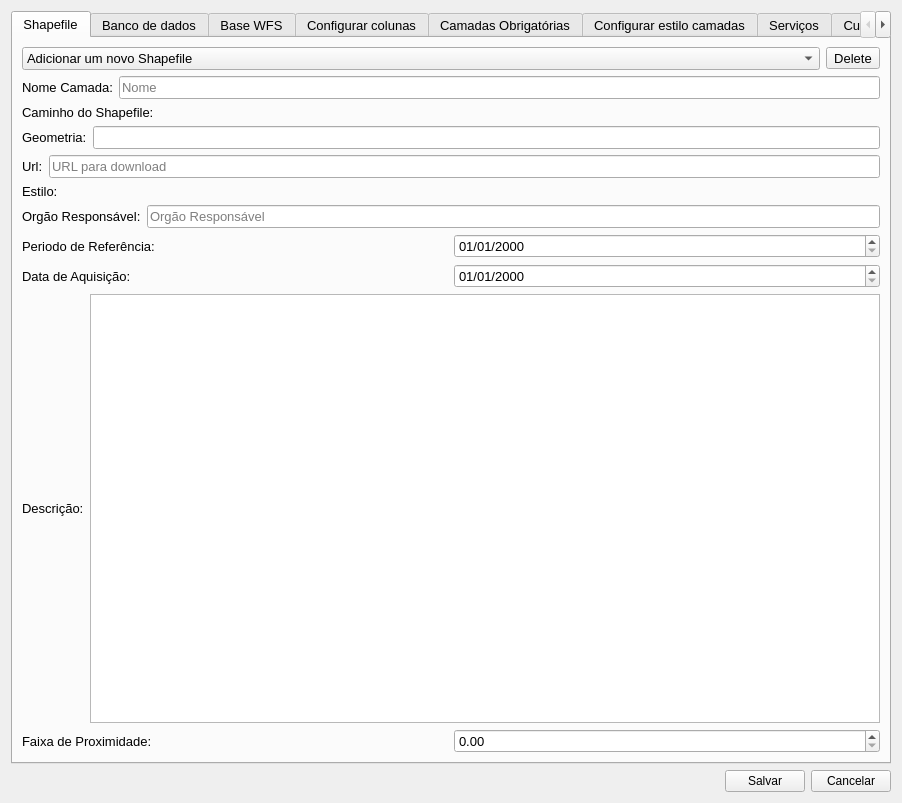
Above: settings/config_window.ui from spuhub/prisma before the change. Below: the same form after it.
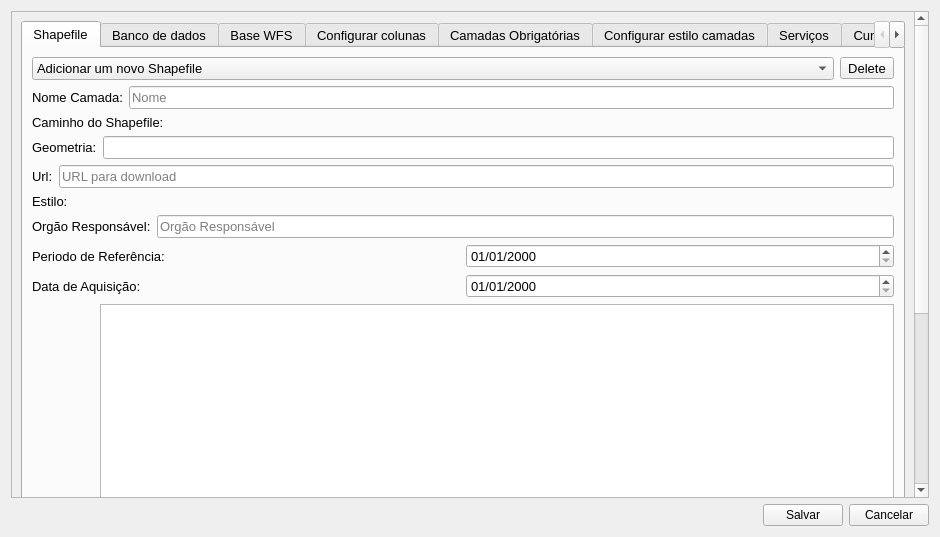
That is the form after the change. The open tabs and pages were chosen to show the change. Icons and pictures are not drawn. Custom widgets are drawn as their Qt base class.

Commit message: correcao tamanho tela; add manual do usuario

Diff of the .ui file:
```diff
--- a/settings/config_window.ui
+++ b/settings/config_window.ui
@@ -6,7 +6,7 @@
    <rect>
     <x>0</x>
     <y>0</y>
-    <width>902</width>
+    <width>940</width>
     <height>537</height>
    </rect>
   </property>
@@ -21,6 +21,21 @@
   </property>
   <layout class="QVBoxLayout" name="verticalLayout_4">
    <item>
+    <widget class="QScrollArea" name="scrollArea">
+     <property name="widgetResizable">
+      <bool>true</bool>
+     </property>
+     <widget class="QWidget" name="scrollAreaWidgetContents">
+      <property name="geometry">
+       <rect>
+        <x>0</x>
+        <y>0</y>
+        <width>903</width>
+        <height>680</height>
+       </rect>
+      </property>
+      <layout class="QHBoxLayout" name="horizontalLayout_57">
+       <item>
     <widget class="QTabWidget" name="tabWidget">
      <property name="enabled">
       <bool>true</bool>
@@ -43,6 +58,12 @@
       <enum>Qt::ElideNone</enum>
      </property>
      <widget class="QWidget" name="tab_shp">
+          <property name="sizePolicy">
+           <sizepolicy hsizetype="Preferred" vsizetype="Maximum">
+            <horstretch>0</horstretch>
+            <verstretch>0</verstretch>
+           </sizepolicy>
+          </property>
       <attribute name="title">
        <string>Shapefile</string>
       </attribute>
@@ -1954,6 +1975,10 @@
           </size>
          </property>
         </spacer>
+           </item>
+          </layout>
+         </widget>
+        </widget>
        </item>
       </layout>
      </widget>
```
Left out of the diff: 2 changed lines with no effect on the pictures. Lines whose indentation alone changed are shown as unchanged. The commit also changes 1 other file.
